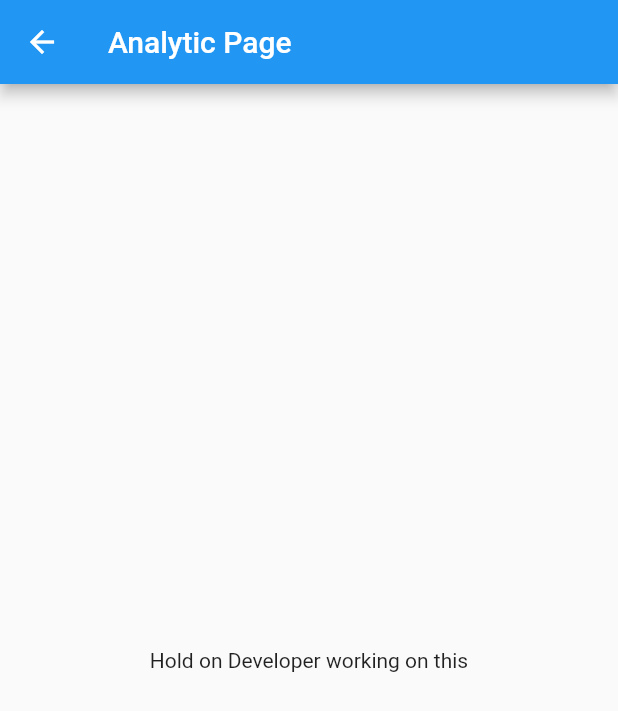
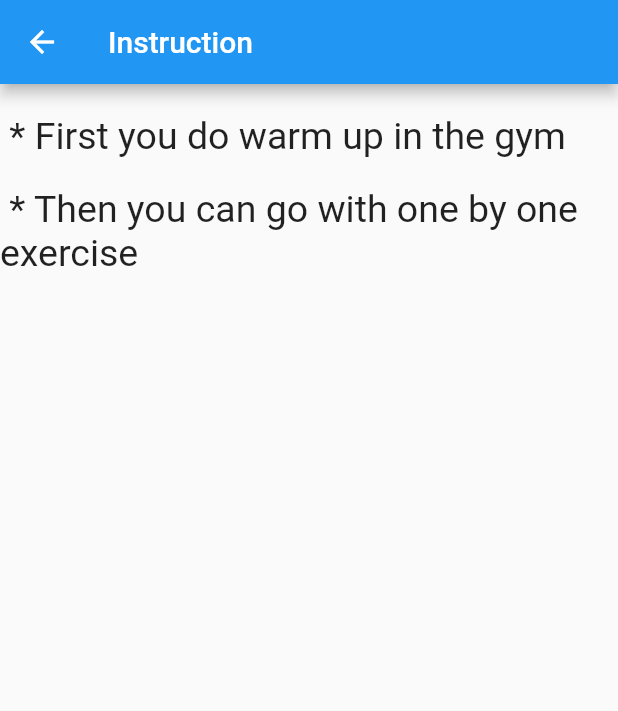
Before and after one commit to realsuraj/gym-workout-flutter, a Flutter app: the StatisticOfExercise screen opened directly, on a phone screen of 412 x 824 dp. Shown: the top 711 px of the screen. Run offline on Flutter 3.47's test engine with Material 2 defaults, Android fonts, the phone set to English and light mode, and no system bars; our stand-ins replace cached_network_image; missing offline and left inert: dart:ffi.

Commit message:
update latest

```diff
--- a/lib/StatisticOfExercise.dart
+++ b/lib/StatisticOfExercise.dart
@@ -1,3 +1,5 @@
+import 'dart:ffi';
+
 import 'package:flutter/material.dart';
 
 class StatisticOfExercise extends StatefulWidget {
@@ -12,9 +14,14 @@ class _StatisticOfExerciseState extends State<StatisticOfExercise> {
   Widget build(BuildContext context) {
     return Container(
        child: Scaffold(
-         appBar: AppBar(title: Text('Analytic Page'),),
-         body: Center(
-           child: Text('Hold on Developer working on this')
+         appBar: AppBar(title: Text('Instruction'),),
+         body: ListView(children: [
+           SizedBox(height: 20),
+           Text(" * First you do warm up in the gym", style: TextStyle(fontSize: 25),),
+           SizedBox(height: 20, width: 2,),
+
+           Text(" * Then you can go with one by one exercise", style: TextStyle(fontSize: 25),)
+         ],
          ),
        ),
     );
--- a/pubspec.yaml
+++ b/pubspec.yaml
@@ -15,7 +15,7 @@ publish_to: 'none' # Remove this line if you wish to publish to pub.dev
 # In iOS, build-name is used as CFBundleShortVersionString while build-number used as CFBundleVersion.
 # Read more about iOS versioning at
 # https://developer.apple.com/library/archive/documentation/General/Reference/InfoPlistKeyReference/Articles/CoreFoundationKeys.html
-version: 1.0.0+2
+version: 1.0.0+3
 
 environment:
   sdk: ">=2.7.0 <3.0.0"
@@ -30,6 +30,8 @@ dependencies:
   cupertino_icons: ^1.0.0
   cached_network_image: ^2.0.0-rc
   animations: ^2.0.2
+  url_launcher: ^6.0.17
+
 
 
 dev_dependencies:
```
Also changed, not shown: lib/main.dart (+0 -8 lines), pubspec.lock.
